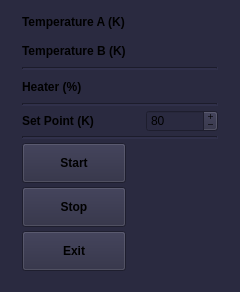
Old version of the form atomize/control_center/gui/temp_main_window.ui in the repository Anatoly1010/Atomize_ITC.
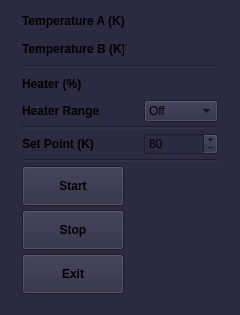
New version of the form.

What changed in the file:
```diff
--- a/atomize/control_center/gui/temp_main_window.ui
+++ b/atomize/control_center/gui/temp_main_window.ui
@@ -7,7 +7,7 @@
     <x>0</x>
     <y>0</y>
     <width>240</width>
-    <height>292</height>
+    <height>315</height>
    </rect>
   </property>
   <property name="sizePolicy">
@@ -19,13 +19,13 @@
   <property name="minimumSize">
    <size>
     <width>240</width>
-    <height>292</height>
+    <height>315</height>
    </size>
   </property>
   <property name="maximumSize">
    <size>
     <width>240</width>
-    <height>292</height>
+    <height>315</height>
    </size>
   </property>
   <property name="sizeIncrement">
@@ -56,13 +56,13 @@
    <property name="minimumSize">
     <size>
      <width>240</width>
-     <height>292</height>
+     <height>315</height>
     </size>
    </property>
    <property name="maximumSize">
     <size>
      <width>240</width>
-     <height>292</height>
+     <height>315</height>
     </size>
    </property>
    <layout class="QHBoxLayout" name="horizontalLayout">
@@ -92,6 +92,79 @@
       <property name="verticalSpacing">
        <number>4</number>
       </property>
+      <item row="5" column="0" colspan="2">
+       <widget class="Line" name="line">
+        <property name="lineWidth">
+         <number>2</number>
+        </property>
+        <property name="orientation">
+         <enum>Qt::Horizontal</enum>
+        </property>
+       </widget>
+      </item>
+      <item row="0" column="1">
+       <widget class="QLabel" name="label_temp2a">
+        <property name="font">
+         <font>
+          <weight>50</weight>
+          <bold>false</bold>
+         </font>
+        </property>
+        <property name="contextMenuPolicy">
+         <enum>Qt::NoContextMenu</enum>
+        </property>
+        <property name="text">
+         <string/>
+        </property>
+        <property name="alignment">
+         <set>Qt::AlignLeading|Qt::AlignLeft|Qt::AlignVCenter</set>
+        </property>
+       </widget>
+      </item>
+      <item row="9" column="0">
+       <widget class="QPushButton" name="button_stop">
+        <property name="minimumSize">
+         <size>
+          <width>0</width>
+          <height>40</height>
+         </size>
+        </property>
+        <property name="font">
+         <font>
+          <weight>75</weight>
+          <bold>true</bold>
+         </font>
+        </property>
+        <property name="contextMenuPolicy">
+         <enum>Qt::NoContextMenu</enum>
+        </property>
+        <property name="text">
+         <string>Stop</string>
+        </property>
+       </widget>
+      </item>
+      <item row="8" column="0">
+       <widget class="QPushButton" name="button_start">
+        <property name="minimumSize">
+         <size>
+          <width>0</width>
+          <height>40</height>
+         </size>
+        </property>
+        <property name="font">
+         <font>
+          <weight>75</weight>
+          <bold>true</bold>
+         </font>
+        </property>
+        <property name="contextMenuPolicy">
+         <enum>Qt::NoContextMenu</enum>
+        </property>
+        <property name="text">
+         <string>Start</string>
+        </property>
+       </widget>
+      </item>
       <item row="0" column="0">
        <widget class="QLabel" name="label">
         <property name="font">
@@ -109,18 +182,8 @@
         </property>
        </widget>
       </item>
-      <item row="2" column="0" colspan="2">
-       <widget class="Line" name="line_5">
-        <property name="lineWidth">
-         <number>2</number>
-        </property>
-        <property name="orientation">
-         <enum>Qt::Horizontal</enum>
-        </property>
-       </widget>
-      </item>
-      <item row="7" column="0">
-       <widget class="QPushButton" name="button_start">
+      <item row="10" column="0">
+       <widget class="QPushButton" name="button_off">
         <property name="minimumSize">
          <size>
           <width>0</width>
@@ -137,37 +200,30 @@
          <enum>Qt::NoContextMenu</enum>
         </property>
         <property name="text">
-         <string>Start</string>
+         <string>Exit</string>
         </property>
        </widget>
       </item>
-      <item row="5" column="0">
-       <widget class="QLabel" name="label_4">
+      <item row="1" column="1">
+       <widget class="QLabel" name="label_temp3a">
         <property name="font">
          <font>
-          <weight>75</weight>
-          <bold>true</bold>
+          <weight>50</weight>
+          <bold>false</bold>
          </font>
         </property>
         <property name="contextMenuPolicy">
          <enum>Qt::NoContextMenu</enum>
         </property>
         <property name="text">
-         <string>Set Point (K)</string>
+         <string/>
         </property>
-       </widget>
-      </item>
-      <item row="6" column="0" colspan="2">
-       <widget class="Line" name="line_4">
-        <property name="lineWidth">
-         <number>2</number>
+        <property name="alignment">
+         <set>Qt::AlignLeading|Qt::AlignLeft|Qt::AlignVCenter</set>
         </property>
-        <property name="orientation">
-         <enum>Qt::Horizontal</enum>
-        </property>
        </widget>
       </item>
-      <item row="5" column="1">
+      <item row="6" column="1">
        <widget class="QSpinBox" name="Set_point">
         <property name="contextMenuPolicy">
          <enum>Qt::NoContextMenu</enum>
@@ -224,76 +280,6 @@
         </property>
        </widget>
       </item>
-      <item row="4" column="0" colspan="2">
-       <widget class="Line" name="line">
-        <property name="lineWidth">
-         <number>2</number>
-        </property>
-        <property name="orientation">
-         <enum>Qt::Horizontal</enum>
-        </property>
-       </widget>
-      </item>
-      <item row="9" column="0">
-       <widget class="QPushButton" name="button_off">
-        <property name="minimumSize">
-         <size>
-          <width>0</width>
-          <height>40</height>
-         </size>
-        </property>
-        <property name="font">
-         <font>
-          <weight>75</weight>
-          <bold>true</bold>
-         </font>
-        </property>
-        <property name="contextMenuPolicy">
-         <enum>Qt::NoContextMenu</enum>
-        </property>
-        <property name="text">
-         <string>Exit</string>
-        </property>
-       </widget>
-      </item>
-      <item row="0" column="1">
-       <widget class="QLabel" name="label_temp2a">
-        <property name="font">
-         <font>
-          <weight>50</weight>
-          <bold>false</bold>
-         </font>
-        </property>
-        <property name="contextMenuPolicy">
-         <enum>Qt::NoContextMenu</enum>
-        </property>
-        <property name="text">
-         <string/>
-        </property>
-        <property name="alignment">
-         <set>Qt::AlignLeading|Qt::AlignLeft|Qt::AlignVCenter</set>
-        </property>
-       </widget>
-      </item>
-      <item row="1" column="1">
-       <widget class="QLabel" name="label_temp3a">
-        <property name="font">
-         <font>
-          <weight>50</weight>
-          <bold>false</bold>
-         </font>
-        </property>
-        <property name="contextMenuPolicy">
-         <enum>Qt::NoContextMenu</enum>
-        </property>
-        <property name="text">
-         <string/>
-        </property>
-        <property name="alignment">
-         <set>Qt::AlignLeading|Qt::AlignLeft|Qt::AlignVCenter</set>
-        </property>
-       </widget>
-      </item>
       <item row="3" column="1">
        <widget class="QLabel" name="label_heater">
         <property name="font">
@@ -313,14 +299,18 @@
         </property>
        </widget>
       </item>
-      <item row="8" column="0">
-       <widget class="QPushButton" name="button_stop">
-        <property name="minimumSize">
-         <size>
-          <width>0</width>
-          <height>40</height>
-         </size>
+      <item row="7" column="0" colspan="2">
+       <widget class="Line" name="line_4">
+        <property name="lineWidth">
+         <number>2</number>
         </property>
+        <property name="orientation">
+         <enum>Qt::Horizontal</enum>
+        </property>
+       </widget>
+      </item>
+      <item row="6" column="0">
+       <widget class="QLabel" name="label_4">
         <property name="font">
          <font>
           <weight>75</weight>
@@ -331,7 +321,70 @@
          <enum>Qt::NoContextMenu</enum>
         </property>
         <property name="text">
-         <string>Stop</string>
+         <string>Set Point (K)</string>
+        </property>
+       </widget>
+      </item>
+      <item row="1" column="0">
+       <widget class="QLabel" name="label_2">
+        <property name="font">
+         <font>
+          <weight>75</weight>
+          <bold>true</bold>
+         </font>
+        </property>
+        <property name="contextMenuPolicy">
+         <enum>Qt::NoContextMenu</enum>
+        </property>
+        <property name="text">
+         <string>Temperature B (K)</string>
+        </property>
+       </widget>
+      </item>
+      <item row="2" column="0" colspan="2">
+       <widget class="Line" name="line_5">
+        <property name="lineWidth">
+         <number>2</number>
+        </property>
+        <property name="orientation">
+         <enum>Qt::Horizontal</enum>
+        </property>
+       </widget>
+      </item>
+      <item row="4" column="1">
+       <widget class="QComboBox" name="combo_range">
+        <item>
+         <property name="text">
+          <string>Off</string>
+         </property>
+        </item>
+        <item>
+         <property name="text">
+          <string>High</string>
+         </property>
+        </item>
+        <item>
+         <property name="text">
+          <string>Medium</string>
+         </property>
+        </item>
+        <item>
+         <property name="text">
+          <string>Low</string>
+         </property>
+        </item>
+       </widget>
+      </item>
+      <item row="4" column="0">
+       <widget class="QLabel" name="label_5">
+        <property name="font">
+         <font>
+          <weight>75</weight>
+          <bold>true</bold>
+         </font>
+        </property>
+        <property name="text">
+         <string>Heater Range</string>
         </property>
        </widget>
       </item>
```
Left out of the diff: 16 changed lines with no effect on the pictures.
